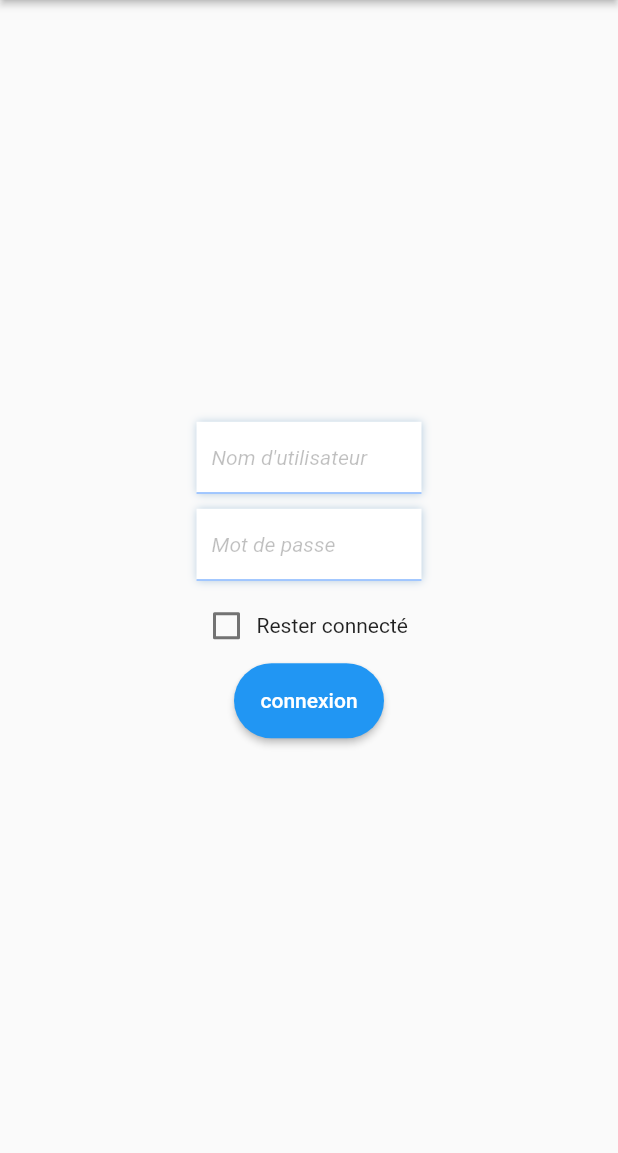
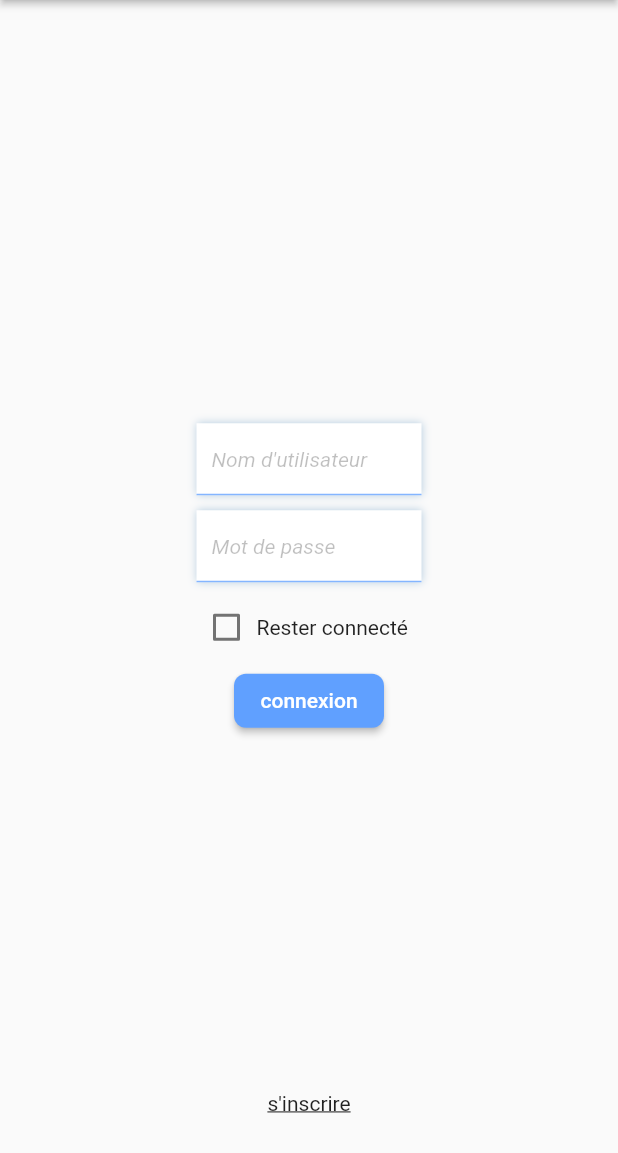
Before and after one commit to justRB/Eventiz, a Flutter app: the screen it shows after launch, on a phone screen of 412 x 824 dp, the part 83-1236 px from its top. Run offline on Flutter 3.47's test engine with Material 2 defaults, Android fonts, the phone set to English and light mode, and no system bars.

Commit message:
connection page finish

```diff
--- a/lib/components/custom_button.dart
+++ b/lib/components/custom_button.dart
@@ -5,20 +5,26 @@ class CustomButton extends StatelessWidget {
   final double width;
   final double height;
   final double radius;
+  final double verticalPadding;
   final Widget page;
+
   const CustomButton({
     required this.text,
     required this.width,
     required this.height,
     required this.radius,
+    required this.verticalPadding,
     required this.page,
     super.key,
   });
 
   @override
   Widget build(BuildContext context) {
-    return ElevatedButton(
+    return Container(
+      margin: EdgeInsets.symmetric(vertical: verticalPadding),
+      child: ElevatedButton(
         style: ElevatedButton.styleFrom(
+          backgroundColor: const Color.fromARGB(255, 96, 160, 255),
           fixedSize: Size(width, height),
           shape: RoundedRectangleBorder(
             borderRadius: BorderRadius.circular(radius),
@@ -29,6 +35,7 @@ class CustomButton extends StatelessWidget {
           Navigator.of(context)
               .push(PageRouteBuilder(pageBuilder: (_, __, ___) => page));
         },
+      ),
     );
   }
 }
--- a/lib/pages/connection.dart
+++ b/lib/pages/connection.dart
@@ -1,8 +1,8 @@
 import 'package:app/components/check_boxes.dart';
 import 'package:app/components/custom_button.dart';
-import 'package:app/components/nav_bar.dart';
 import 'package:app/components/text_input.dart';
 import 'package:app/components/top_bar.dart';
+import 'package:app/pages/inscription.dart';
 import 'package:app/pages/research.dart';
 import 'package:flutter/material.dart';
 
@@ -16,8 +16,10 @@ class Connection extends StatelessWidget {
     return Scaffold(
       appBar: const TopBar(title: 'Connexion à votre compte'),
       body: Center(
-        child: SizedBox(
-          child: Column(
+        child: Stack(
+          alignment: Alignment.center,
+          children: [
+            Column(
               mainAxisAlignment: MainAxisAlignment.center,
               children: [
                 const TextInput(
@@ -39,12 +41,29 @@ class Connection extends StatelessWidget {
                 const CustomButton(
                   text: 'connexion',
                   width: 100,
-                height: 50,
-                radius: 60,
+                  height: 0,
+                  radius: 8,
+                  verticalPadding: 0,
                   page: Research(),
                 ),
               ],
             ),
+            Positioned(
+              bottom: 25,
+              child: GestureDetector(
+                child: const Text(
+                  "s'inscrire",
+                  style: TextStyle(
+                    decoration: TextDecoration.underline,
+                  ),
+                ),
+                onTap: () {
+                  Navigator.of(context).push(PageRouteBuilder(
+                      pageBuilder: (_, __, ___) => const Inscription()));
+                },
+              ),
+            ),
+          ],
         ),
       ),
     );
--- /dev/null
+++ b/lib/pages/inscription.dart
@@ -0,0 +1,10 @@
+import 'package:flutter/material.dart';
+
+class Inscription extends StatelessWidget {
+  const Inscription({super.key});
+
+  @override
+  Widget build(BuildContext context) {
+    return const Text("inscription");
+  }
+}
--- a/lib/pages/research.dart
+++ b/lib/pages/research.dart
@@ -26,7 +26,6 @@ class _ResearchState extends State<Research> {
   @override
   Widget build(BuildContext context) {
     return Scaffold(
-      backgroundColor: Colors.white,
       appBar: const TopBar(title: 'Trouver votre évènement'),
       body: Center(
         child: Column(
```
Lines whose indentation alone changed are shown as unchanged.
